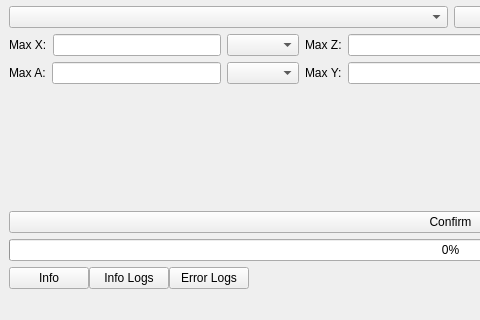
Above: src/gui/main_window.ui from coolka1234/GCodeOptimizer before the change; both pictures show x 0 to 480 and y 215 to 535 of the 901 by 535 pixel window. Below: the same form after it.
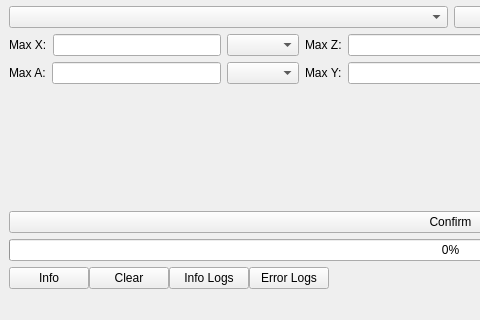
That is the form after the change.

Commit message: better translation and clear button

The edit to the form file:
```diff
--- a/src/gui/main_window.ui
+++ b/src/gui/main_window.ui
@@ -224,6 +224,16 @@
           </property>
          </widget>
         </item>
+        <item>
+         <widget class="QPushButton" name="pushButtonClear">
+          <property name="toolTip">
+           <string>Clear all fields</string>
+          </property>
+          <property name="text">
+           <string>Clear</string>
+          </property>
+         </widget>
+        </item>
         <item>
          <widget class="QPushButton" name="pushButtonInfoLogs">
           <property name="toolTip">
```
The commit also changes 4 other files.
